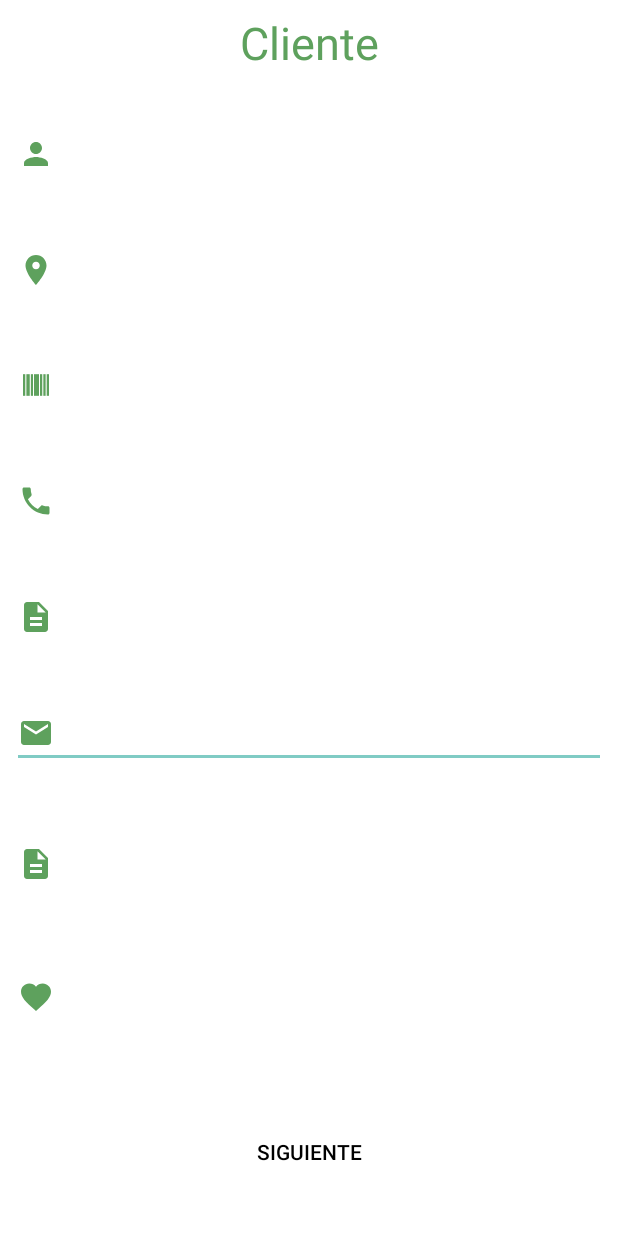
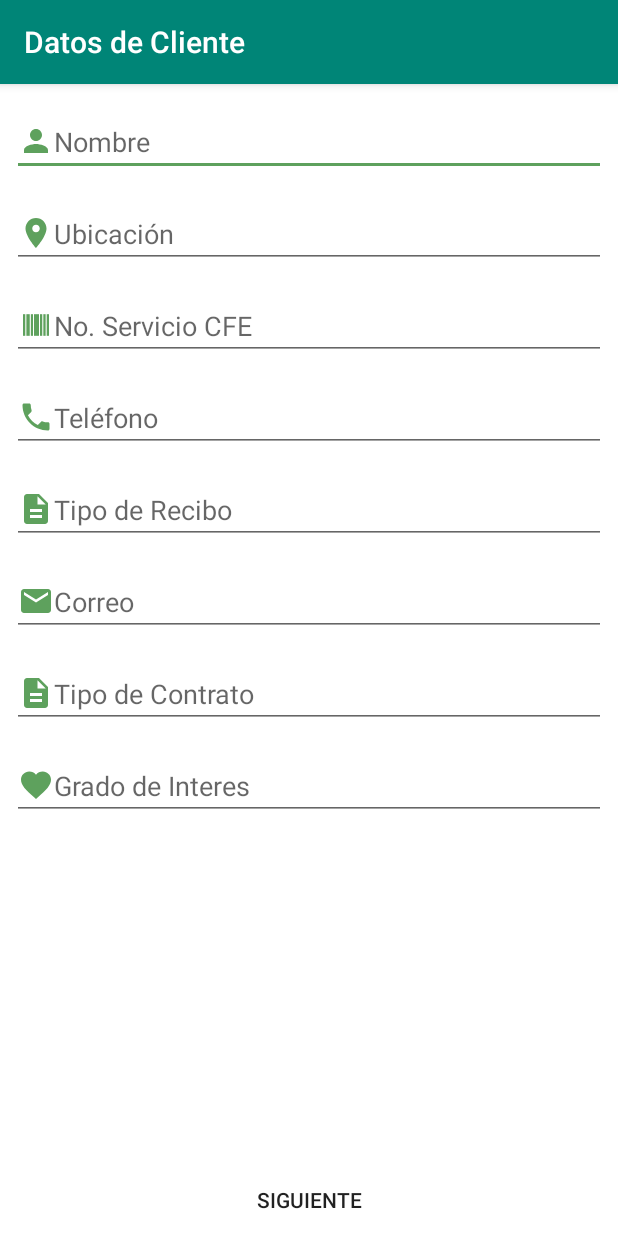
Before and after one commit to JoaquinIMT/CreatecProyecto, an Android app: the screen it shows after launch (ClienteDatos), after a tap on "SIGUIENTE", on a phone screen of 412 x 824 dp. Run offline under Robolectric (Android 15) with nearby library versions, the phone set to English and light mode, and no system bars.

Commit message:
Se resolvioun problema con los estilos usados en la aplicación, tambien se esta desarrollando una pantalla nueva para cotizaciones internas y se ajusto la panta de cliente datos para que sea una pantalla deslisable

```diff
--- a/app/src/main/java/com/example/createc/MainActivity.kt
+++ b/app/src/main/java/com/example/createc/MainActivity.kt
@@ -30,6 +30,9 @@ class MainActivity : AppCompatActivity() {
     var paragraphComplete: String = ""
     var nombreDeUsuario: String = ""
     var noServicioUsuario: String = ""
+    var direccion: String = ""
+    var tipoRecibo: String = ""
+    var tipoContrato: String = ""
 
     lateinit var textPro: TextView
     lateinit var scanImage: Button
@@ -209,7 +212,7 @@ class MainActivity : AppCompatActivity() {
                 //textPro.text = linesOfText[indexNoServicio+3]
             }
         }else{
-            textPro.text =""
+            textPro.text = null
             Toast.makeText(this,"No se reconoce texto",Toast.LENGTH_LONG).show()
         }
     }
@@ -222,6 +225,11 @@ class MainActivity : AppCompatActivity() {
 
             "noServicio" -> noServicioUsuario = component
 
+            "direccion" -> direccion = component
+
+            "tiRecibo" -> tipoRecibo = component
+
+            "tiContrato" -> tipoContrato = component
         }
     }
 }
--- /dev/null
+++ b/app/src/main/res/drawable/shadow.xml
@@ -0,0 +1,5 @@
+<shape xmlns:android="http://schemas.android.com/apk/res/android"
+       android:shape="rectangle">
+    <solid android:color="#42000000" />
+    <corners android:radius="5dp" />
+</shape>
--- a/app/src/main/res/layout/activity_cliente_datos.xml
+++ b/app/src/main/res/layout/activity_cliente_datos.xml
@@ -1,4 +1,5 @@
 <?xml version="1.0" encoding="utf-8"?>
+
 <android.support.constraint.ConstraintLayout
         xmlns:android="http://schemas.android.com/apk/res/android"
         xmlns:tools="http://schemas.android.com/tools"
@@ -6,17 +7,39 @@
         android:layout_width="match_parent"
         android:layout_height="match_parent"
         tools:context=".ClienteDatos" android:background="@android:color/white">
-
+    <Button
+            android:text="Siguiente"
+            android:layout_width="wrap_content"
+            android:layout_height="wrap_content"
+            android:id="@+id/next2"
+            app:layout_constraintEnd_toEndOf="parent"
+            android:background="@android:color/transparent"
+            app:layout_constraintBottom_toBottomOf="parent" app:layout_constraintStart_toStartOf="parent"
+    />
+    <ScrollView
+            android:layout_width="match_parent"
+            android:layout_height="0dp" app:layout_constraintTop_toTopOf="parent"
+            app:layout_constraintStart_toStartOf="parent"
+            app:layout_constraintEnd_toEndOf="parent"
+            app:layout_constraintBottom_toTopOf="@+id/next2" android:layout_marginBottom="4dp"
+            app:layout_constraintHorizontal_bias="0.0" app:layout_constraintVertical_bias="1.0">
+        <android.support.constraint.ConstraintLayout
+                xmlns:android="http://schemas.android.com/apk/res/android"
+                xmlns:tools="http://schemas.android.com/tools"
+                xmlns:app="http://schemas.android.com/apk/res-auto"
+                android:layout_width="match_parent"
+                android:layout_height="wrap_content"
+                tools:context=".ClienteDatos" android:background="@android:color/white">
             <AutoCompleteTextView
                     android:layout_width="0dp"
                     android:layout_height="wrap_content"
                     android:drawableLeft="@drawable/ic_email_green"
                     android:id="@+id/autoCompleteTextView6"
                     app:layout_constraintStart_toStartOf="parent"
-            android:layout_marginStart="8dp" app:layout_constraintEnd_toEndOf="parent" android:layout_marginEnd="8dp"
+                    android:layout_marginStart="8dp" app:layout_constraintEnd_toEndOf="parent"
+                    android:layout_marginEnd="8dp"
                     android:hint="Correo" app:layout_constraintHorizontal_bias="0.0"
                     android:layout_marginTop="16dp" app:layout_constraintTop_toBottomOf="@+id/autoCompleteTextView5"
-            android:layout_marginBottom="10dp" app:layout_constraintBottom_toTopOf="@+id/autoCompleteTextView8"
                     android:textColor="@android:color/black"/>
             <AutoCompleteTextView
                     android:layout_width="0dp"
@@ -24,50 +47,54 @@
                     android:drawableLeft="@drawable/ic_place_pointer_green"
                     android:id="@+id/autoCompleteTextView2"
                     app:layout_constraintStart_toStartOf="parent"
-            android:layout_marginStart="8dp" app:layout_constraintEnd_toEndOf="parent" android:layout_marginEnd="8dp"
+                    android:layout_marginStart="8dp" app:layout_constraintEnd_toEndOf="parent"
+                    android:layout_marginEnd="8dp"
                     android:hint="Ubicación" app:layout_constraintHorizontal_bias="0.0" android:layout_marginTop="16dp"
                     app:layout_constraintTop_toBottomOf="@+id/nombre_cliente"
-            app:layout_constraintBottom_toTopOf="@+id/autoCompleteTextView3" android:textColor="@android:color/black"/>
+                    android:textColor="@android:color/black"/>
             <AutoCompleteTextView
                     android:layout_width="0dp"
                     android:layout_height="wrap_content"
                     android:drawableLeft="@drawable/ic_barcode_green"
                     android:id="@+id/autoCompleteTextView3"
                     app:layout_constraintStart_toStartOf="parent"
-            android:layout_marginStart="8dp" app:layout_constraintEnd_toEndOf="parent" android:layout_marginEnd="8dp"
+                    android:layout_marginStart="8dp" app:layout_constraintEnd_toEndOf="parent"
+                    android:layout_marginEnd="8dp"
                     android:hint="No. Servicio CFE" app:layout_constraintHorizontal_bias="0.0"
                     android:layout_marginTop="16dp" app:layout_constraintTop_toBottomOf="@+id/autoCompleteTextView2"
-            app:layout_constraintBottom_toTopOf="@+id/autoCompleteTextView4" android:textColor="@android:color/black"/>
+                    android:textColor="@android:color/black"/>
             <AutoCompleteTextView
                     android:layout_width="0dp"
                     android:layout_height="wrap_content"
                     android:drawableLeft="@drawable/ic_phone_green"
                     android:id="@+id/autoCompleteTextView4"
                     app:layout_constraintStart_toStartOf="parent"
-            android:layout_marginStart="8dp" app:layout_constraintEnd_toEndOf="parent" android:layout_marginEnd="8dp"
+                    android:layout_marginStart="8dp" app:layout_constraintEnd_toEndOf="parent"
+                    android:layout_marginEnd="8dp"
                     android:hint="Teléfono" app:layout_constraintHorizontal_bias="0.0"
                     android:layout_marginTop="16dp" app:layout_constraintTop_toBottomOf="@+id/autoCompleteTextView3"
-            app:layout_constraintBottom_toTopOf="@+id/autoCompleteTextView5" android:textColor="@android:color/black"/>
+                    android:textColor="@android:color/black"/>
             <AutoCompleteTextView
                     android:layout_width="0dp"
                     android:layout_height="wrap_content"
                     android:drawableLeft="@drawable/ic_paper_green"
                     android:id="@+id/autoCompleteTextView5"
                     app:layout_constraintStart_toStartOf="parent"
-            android:layout_marginStart="8dp" app:layout_constraintEnd_toEndOf="parent" android:layout_marginEnd="8dp"
+                    android:layout_marginStart="8dp" app:layout_constraintEnd_toEndOf="parent"
+                    android:layout_marginEnd="8dp"
                     android:hint="Tipo de Recibo" app:layout_constraintHorizontal_bias="0.0"
                     android:layout_marginTop="16dp" app:layout_constraintTop_toBottomOf="@+id/autoCompleteTextView4"
-            app:layout_constraintBottom_toTopOf="@+id/autoCompleteTextView6" android:textColor="@android:color/black"/>
+                    android:textColor="@android:color/black"/>
             <AutoCompleteTextView
                     android:layout_width="0dp"
                     android:layout_height="wrap_content"
                     android:drawableLeft="@drawable/ic_paper_green"
                     android:id="@+id/autoCompleteTextView8"
                     app:layout_constraintStart_toStartOf="parent"
-            android:layout_marginStart="8dp" app:layout_constraintEnd_toEndOf="parent" android:layout_marginEnd="8dp"
+                    android:layout_marginStart="8dp" app:layout_constraintEnd_toEndOf="parent"
+                    android:layout_marginEnd="8dp"
                     android:hint="Tipo de Contrato" app:layout_constraintHorizontal_bias="0.0"
                     android:layout_marginTop="16dp" app:layout_constraintTop_toBottomOf="@+id/autoCompleteTextView6"
-            android:layout_marginBottom="12dp" app:layout_constraintBottom_toTopOf="@+id/autoCompleteTextView9"
                     android:textColor="@android:color/black"/>
             <AutoCompleteTextView
                     android:layout_width="0dp"
@@ -75,36 +102,28 @@
                     android:drawableLeft="@drawable/ic_heart_green"
                     android:id="@+id/autoCompleteTextView9"
                     app:layout_constraintStart_toStartOf="parent"
-            android:layout_marginStart="8dp" app:layout_constraintEnd_toEndOf="parent" android:layout_marginEnd="8dp"
+                    android:layout_marginStart="8dp" app:layout_constraintEnd_toEndOf="parent"
+                    android:layout_marginEnd="8dp"
                     android:hint="Grado de Interes" app:layout_constraintHorizontal_bias="0.0"
                     android:layout_marginTop="16dp" app:layout_constraintTop_toBottomOf="@+id/autoCompleteTextView8"
-            android:layout_marginBottom="32dp" app:layout_constraintBottom_toTopOf="@+id/next2"
-            android:textColor="@android:color/black"/>
+                    android:textColor="@android:color/black"
+                    android:layout_marginBottom="16dp" app:layout_constraintBottom_toBottomOf="parent"/>
             <AutoCompleteTextView
                     android:layout_width="0dp"
                     android:layout_height="wrap_content"
                     android:drawableLeft="@drawable/ic_person_green"
                     android:id="@+id/nombre_cliente"
                     app:layout_constraintStart_toStartOf="parent"
-            android:layout_marginStart="8dp" app:layout_constraintEnd_toEndOf="parent" android:layout_marginEnd="8dp"
-            android:hint="Nombre" app:layout_constraintTop_toBottomOf="@+id/Cliente" android:layout_marginTop="16dp"
-            app:layout_constraintBottom_toTopOf="@+id/autoCompleteTextView2" android:textColor="@android:color/black"/>
-    <TextView
-            android:text="Cliente"
-            android:layout_width="wrap_content"
-            android:layout_height="wrap_content"
-            android:id="@+id/Cliente" android:layout_marginTop="8dp"
-            app:layout_constraintTop_toTopOf="parent" app:layout_constraintStart_toStartOf="parent"
-            android:layout_marginStart="8dp" app:layout_constraintEnd_toEndOf="parent" android:layout_marginEnd="8dp"
-            android:textSize="30sp" android:textColor="@color/verdeDeProyecto"/>
-    <Button
-            android:text="Siguiente"
-            android:layout_width="wrap_content"
-            android:layout_height="wrap_content"
-            android:id="@+id/next2"
-            app:layout_constraintTop_toBottomOf="@+id/autoCompleteTextView9" app:layout_constraintEnd_toEndOf="parent"
-            android:layout_marginEnd="8dp" app:layout_constraintStart_toStartOf="parent"
-            android:layout_marginStart="8dp" android:layout_marginBottom="16dp"
-            app:layout_constraintBottom_toBottomOf="parent" android:background="@android:color/transparent"
-            android:layout_marginTop="8dp" android:textColor="@android:color/black"/>
+                    android:layout_marginStart="8dp" app:layout_constraintEnd_toEndOf="parent"
+                    android:layout_marginEnd="8dp"
+                    android:hint="Nombre"
+                    app:layout_constraintBottom_toTopOf="@+id/autoCompleteTextView2"
+                    android:textColor="@android:color/black"
+                    android:layout_marginTop="16dp"
+                    app:layout_constraintHorizontal_bias="0.0" app:layout_constraintTop_toTopOf="parent"/>
+
         </android.support.constraint.ConstraintLayout>
+
+    </ScrollView>
+
+</android.support.constraint.ConstraintLayout>
```
Also changed, not shown: app/src/main/AndroidManifest.xml (+5 -3 lines), app/src/main/java/com/example/createc/CotizacionInterna.kt (added, +12 -0 lines), app/src/main/res/drawable/rectangle_shadow.xml (added, +28 -0 lines), app/src/main/res/layout/activity_cotizacion_interna.xml (added, +41 -0 lines), app/src/main/res/layout/activity_informacion_consumo.xml (+27 -26 lines), app/src/main/res/layout/activity_main.xml (+12 -9 lines). Lines whose indentation alone changed are shown as unchanged.
